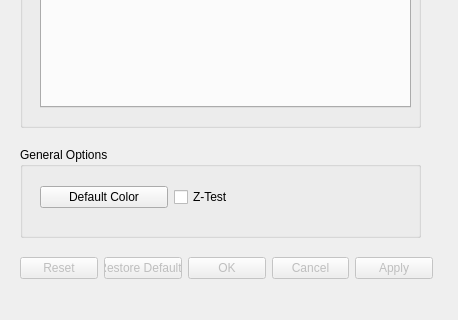
First picture: the form in src/Interface/Modules/Visualization/ShowMesh.ui, repository SCIInstitute/SCIRun, before the edit; both pictures show x 0 to 458 and y 473 to 793 of the 458 by 793 pixel window.
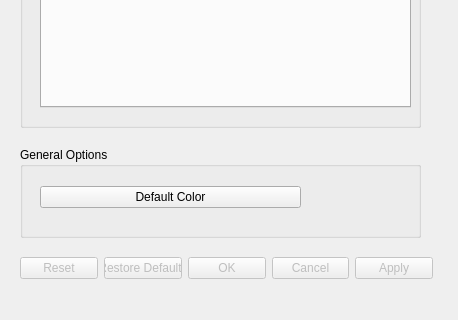
Second picture: the form after the edit.

What changed in the file:
```diff
--- a/src/Interface/Modules/Visualization/ShowMesh.ui
+++ b/src/Interface/Modules/Visualization/ShowMesh.ui
@@ -511,13 +511,6 @@
        </property>
       </widget>
      </item>
-     <item>
-      <widget class="QCheckBox" name="zTestCheckBox_">
-       <property name="text">
-        <string>Z-Test</string>
-       </property>
-      </widget>
-     </item>
     </layout>
    </widget>
   </widget>
```
